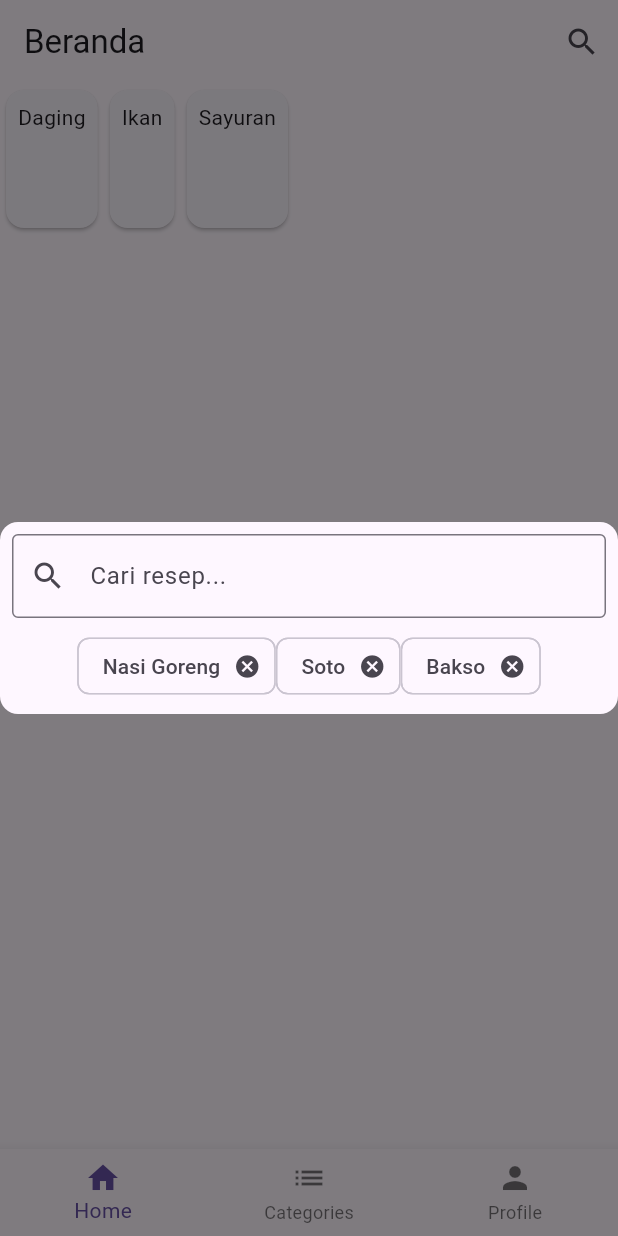
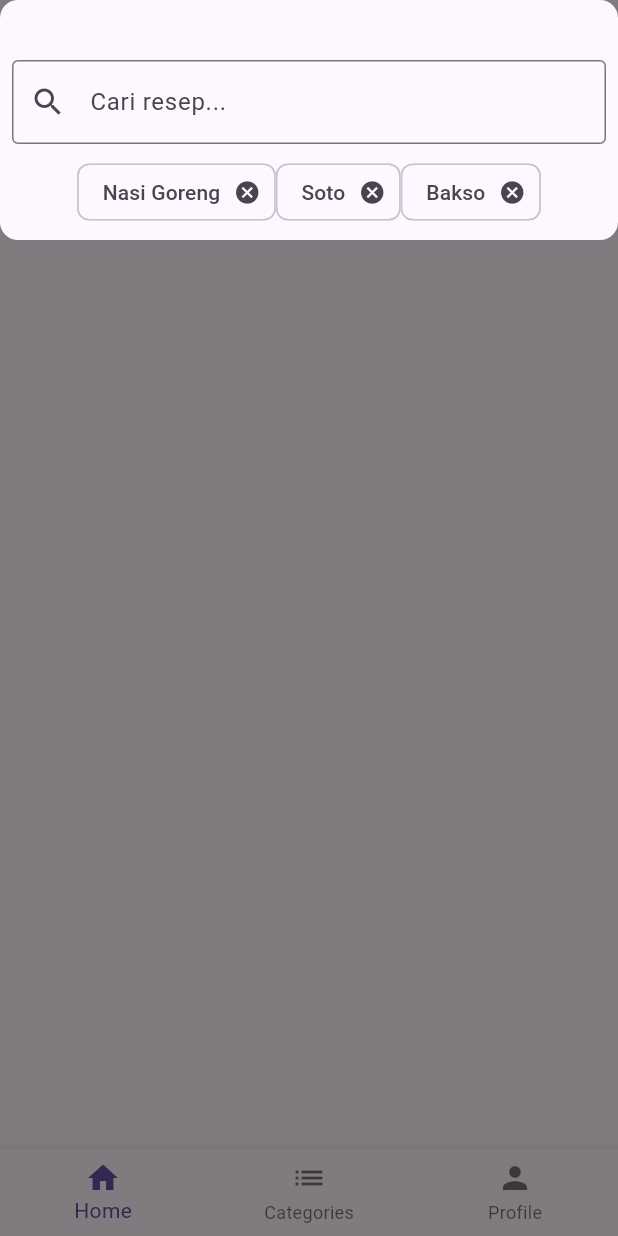
Before and after one commit to JonathanTanujaya/dwaw, a Flutter app: the screen it shows after launch, after a tap on the "search" icon, on a phone screen of 412 x 824 dp. Run offline on Flutter 3.47's test engine with Material 3 defaults, Android fonts, the phone set to English and light mode, and no system bars.

Commit message:
profile don

```diff
--- a/Tugas Project/main/lib/ProfileScreen.dart
+++ b/Tugas Project/main/lib/ProfileScreen.dart
@@ -1,36 +1,79 @@
 import 'package:flutter/material.dart';
+import 'package:main/SelectAvatarScreen.dart';
 
-class ProfileScreen extends StatelessWidget {
+
+class ProfileScreen extends StatefulWidget {
+  @override
+  _ProfileScreenState createState() => _ProfileScreenState();
+}
+
+class _ProfileScreenState extends State<ProfileScreen> {
+  String _profileImage = "images/defGam.jpg"; // Gambar profil default
+
+  // Fungsi untuk mengupdate gambar profil
+  void _updateProfileImage(String newImage) {
+    setState(() {
+      _profileImage = newImage;
+    });
+  }
+
   @override
   Widget build(BuildContext context) {
     return Scaffold(
       appBar: AppBar(
         title: Text("Profil"),
       ),
-      body: Center(
+      body: Column(
+        children: [
+          // Kontainer merah penuh lebar untuk avatar dan tombol login
+          Container(
+            color: Colors.red,
+            width: double.infinity,
+            padding: EdgeInsets.symmetric(vertical: 16),
             child: Column(
+              mainAxisSize: MainAxisSize.min,
               children: [
-            // Avatar user
-            CircleAvatar(
+                // Avatar pengguna
+                GestureDetector(
+                  onTap: () async {
+                    // Navigasi ke SelectAvatarScreen dan menunggu hasil
+                    final selectedImage = await Navigator.push(
+                      context,
+                      MaterialPageRoute(
+                        builder: (context) => SelectAvatarScreen(
+                          currentImage: _profileImage,
+                        ),
+                      ),
+                    );
+
+                    // Jika pengguna memilih untuk menyimpan gambar baru
+                    if (selectedImage != null) {
+                      _updateProfileImage(selectedImage);
+                    }
+                  },
+                  child: CircleAvatar(
                     radius: 50,
-              backgroundImage: AssetImage("assets/avatar.png"), // Tambahkan gambar profil
+                    backgroundImage: AssetImage(_profileImage),
+                  ),
                 ),
                 SizedBox(height: 10),
-            // Tombol login/sign-up
                 ElevatedButton(
                   onPressed: () {
-                // Tambahkan logika login/sign-up
+                    // Tambahkan logika login/sign-up di sini
                   },
                   child: Text("Login / Sign Up"),
                 ),
-            // Bookmark resep favorit
+              ],
+            ),
+          ),
+          SizedBox(height: 20),
+          // Bookmark button (dapat disesuaikan sesuai kebutuhan)
           ListTile(
             title: Text("Bookmark"),
             leading: Icon(Icons.bookmark),
           ),
         ],
       ),
-      ),
     );
   }
 }
--- a/Tugas Project/main/lib/SearchOverlay.dart
+++ b/Tugas Project/main/lib/SearchOverlay.dart
@@ -21,11 +21,12 @@ class SearchOverlay extends ModalRoute<void> {
 
   @override
   Widget buildPage(BuildContext context, Animation<double> animation, Animation<double> secondaryAnimation) {
-    return Center(
+    return Align(
+      alignment: Alignment.topCenter,
       child: Material(
         borderRadius: BorderRadius.circular(12),
         child: Padding(
-          padding: const EdgeInsets.all(8.0),
+          padding: const EdgeInsets.only(top: 40.0, left: 8.0, right: 8.0, bottom: 8.0), // Add padding to position at the top
           child: Column(
             mainAxisSize: MainAxisSize.min,
             children: [
--- a/Tugas Project/main/lib/SplashScreen.dart
+++ b/Tugas Project/main/lib/SplashScreen.dart
@@ -1,23 +1,51 @@
 import 'package:flutter/material.dart';
 import 'package:main/main.dart';
-
 
 class SplashScreen extends StatelessWidget {
   @override
   Widget build(BuildContext context) {
-    Future.delayed(Duration(seconds: 3), () {
+    // Durasi splash screen menjadi 5 detik
+    Future.delayed(Duration(seconds: 5), () {
       Navigator.pushReplacement(
         context,
         MaterialPageRoute(builder: (context) => MainScreen()), // Menuju MainScreen
       );
     });
 
-
     return Scaffold(
+      backgroundColor: Colors.red, // Background merah
       body: Center(
-        child: Text(
-          "Loading...", // Kamu bisa menggantinya dengan animasi
-          style: TextStyle(fontSize: 24),
+        child: Column(
+          mainAxisSize: MainAxisSize.min,
+          mainAxisAlignment: MainAxisAlignment.center,
+          children: [
+            // Tambahkan gambar ikon bertema Chinese food
+            Icon(
+              Icons.ramen_dining, // Icon dari material design
+              color: Colors.white,
+              size: 100,
+            ),
+            SizedBox(height: 20),
+            // Teks loading dengan tema Chinese food
+            Text(
+              "Loading Chinese Food Recipes...",
+              style: TextStyle(
+                fontSize: 24,
+                color: Colors.white,
+                fontWeight: FontWeight.bold,
+              ),
+            ),
+            SizedBox(height: 20),
+            // Progress bar untuk animasi loading
+            SizedBox(
+              width: 200,
+              child: LinearProgressIndicator(
+                color: Colors.yellow,
+                backgroundColor: Colors.white,
+                minHeight: 10,
+              ),
+            ),
+          ],
         ),
       ),
     );
--- a/Tugas Project/main/pubspec.yaml
+++ b/Tugas Project/main/pubspec.yaml
@@ -17,3 +17,5 @@ dev_dependencies:
 
 flutter:
   uses-material-design: true
+  assets:
+  - images/
```
Also changed, not shown: Tugas Project/main/lib/SelectAvatarScreen.dart (added, +130 -0 lines), Tugas Project/main/flutter_01.png (added), Tugas Project/main/images/DefGam.jpg (added), Tugas Project/main/images/avatar1.jpg (added), Tugas Project/main/images/avatar10.jpg (added), Tugas Project/main/images/avatar2.jpg (added), Tugas Project/main/images/avatar3.jpg (added), Tugas Project/main/images/avatar4.jpg (added), Tugas Project/main/images/avatar5.jpg (added), Tugas Project/main/images/avatar6.jpg (added), Tugas Project/main/images/avatar7.jpg (added), Tugas Project/main/images/avatar8.jpg (added), Tugas Project/main/images/avatar9.jpg (added). Lines whose indentation alone changed are shown as unchanged.
